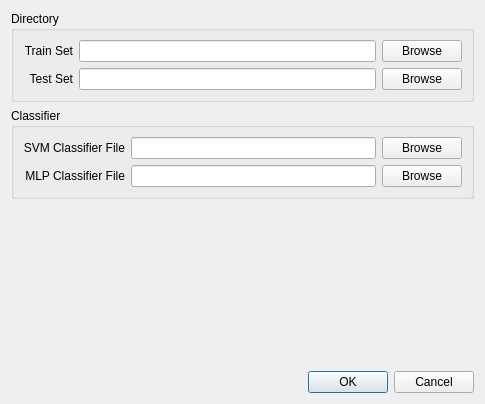
This is settingdialog.ui in chenguanzhou/TrafficSignRecognition as Qt 5 draws it before an edit. The edited form follows.
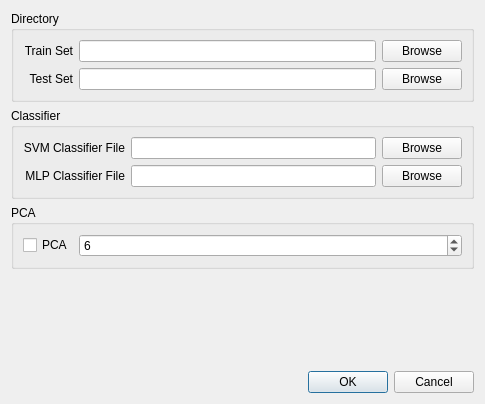
This is the edited form.

```diff
--- a/settingdialog.ui
+++ b/settingdialog.ui
@@ -133,6 +133,41 @@
      </layout>
     </widget>
    </item>
+   <item>
+    <widget class="QGroupBox" name="groupBox_3">
+     <property name="title">
+      <string>PCA</string>
+     </property>
+     <layout class="QHBoxLayout" name="horizontalLayout">
+      <item>
+       <widget class="QCheckBox" name="checkBoxPCA">
+        <property name="sizePolicy">
+         <sizepolicy hsizetype="Fixed" vsizetype="Fixed">
+          <horstretch>0</horstretch>
+          <verstretch>0</verstretch>
+         </sizepolicy>
+        </property>
+        <property name="text">
+         <string>PCA</string>
+        </property>
+       </widget>
+      </item>
+      <item>
+       <widget class="QSpinBox" name="spinBox">
+        <property name="minimum">
+         <number>1</number>
+        </property>
+        <property name="maximum">
+         <number>63</number>
+        </property>
+        <property name="value">
+         <number>6</number>
+        </property>
+       </widget>
+      </item>
+     </layout>
+    </widget>
+   </item>
    <item>
     <spacer name="verticalSpacer">
      <property name="orientation">
```
